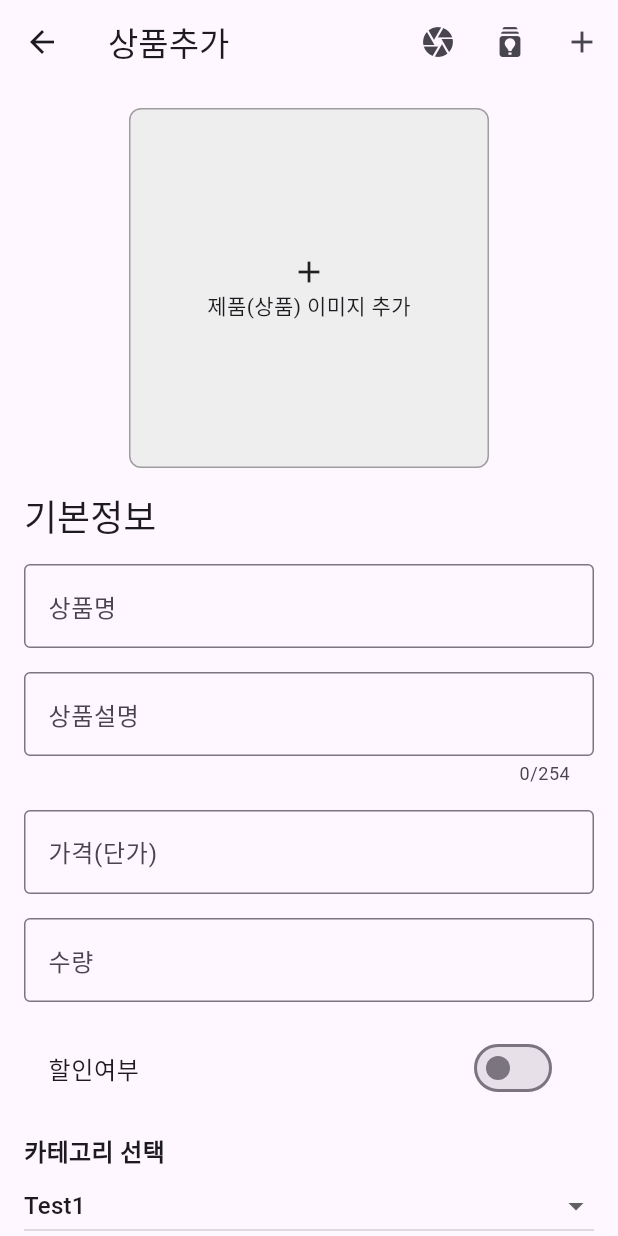
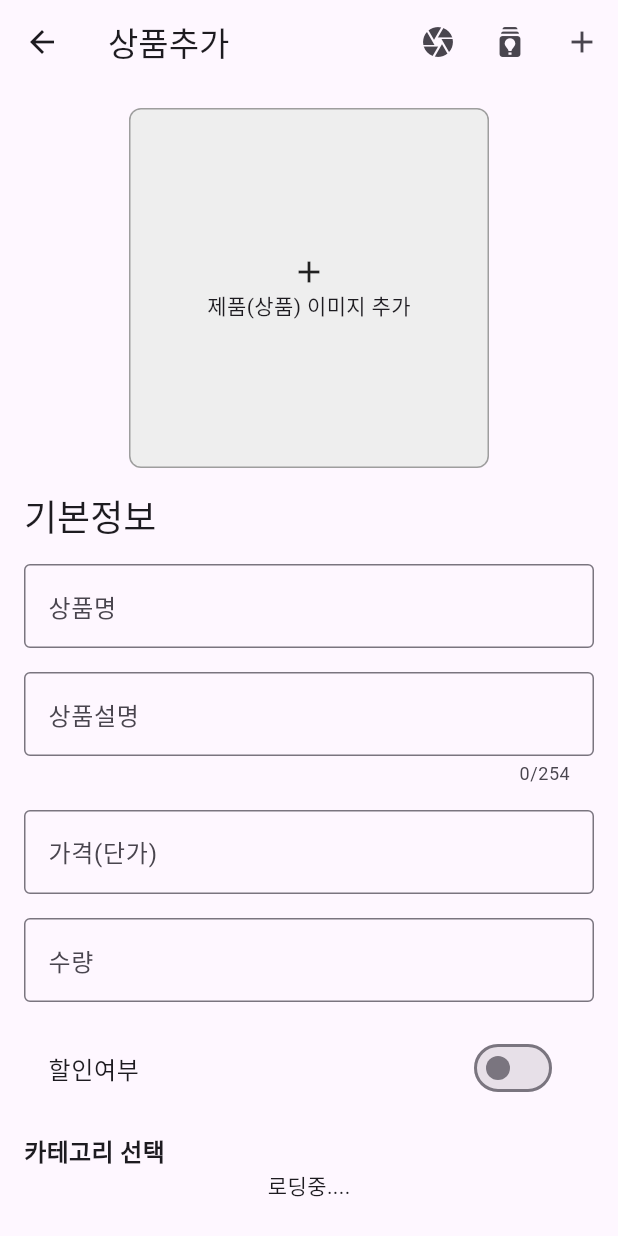
Before and after one commit to Choi-Big-Root/big_root_market, a Flutter app: the ProductAddScreen screen opened by its route, after a tap on the "add" icon, on a phone screen of 412 x 824 dp. Run offline on Flutter 3.47's test engine with Material 3 defaults, Android fonts, the phone set to English and light mode, and no system bars; our stand-ins replace camera, cloud_firestore, dots_indicator, firebase_auth, firebase_core, flutter_dotenv and 5 more; accounts and stored records are empty; generated files the repository leaves out were written again.

Commit message:
[20250402] Product_add_screen Modify
Supabase storage 이미지 업로드 기능 구현 및 firebase카테고리 목록 가져와 DropdownButton 사용해 표시.

```diff
--- a/lib/home/product_add_screen.dart
+++ b/lib/home/product_add_screen.dart
@@ -1,3 +1,4 @@
+import 'dart:io';
 import 'dart:typed_data';
 
 import 'package:big_root_market/home/camera_example.dart';
@@ -18,13 +19,11 @@ class _ProductAddScreenState extends State<ProductAddScreen> {
   final GlobalKey _formKey = GlobalKey<FormState>();
   bool _isDisCount = false;
 
-  String dropDownValue = 'test1'; //대기
-
   final db = FirebaseFirestore.instance;
   final supabase = Supabase.instance.client;
   Uint8List? imageData;
   XFile? image;
-  Category? category;
+  Category? selectedCategory;
 
   final TextEditingController titleTextEditingController =
       TextEditingController();
@@ -32,6 +31,45 @@ class _ProductAddScreenState extends State<ProductAddScreen> {
       TextEditingController();
   TextEditingController priceTextEditingController = TextEditingController();
   TextEditingController countTextEditingController = TextEditingController();
+  List<Category> categorise = [];
+
+  Future<List<Category>> _fecthCategories() async {
+    final reps = await db.collection('categories').get();
+    for (var doc in reps.docs) {
+      debugPrint(doc.get('title'));
+      debugPrint(doc.id);
+      categorise.add(
+        Category.fromJson({'title': doc.get('title'), 'docId': doc.id}),
+      );
+
+      debugPrint(categorise.toString());
+    }
+    return categorise;
+  }
+
+  Future addProduct() async {
+    if (imageData != null) {
+      final file = File(image!.path);
+      final String fileName =
+          '${DateTime.now().millisecondsSinceEpoch}_${image!.name}';
+      await supabase.storage.from('images').upload(fileName, file);
+      print(file);
+      print(fileName);
+    }
+  }
+
+  @override
+  void initState() {
+    super.initState();
+    _fecthCategories()
+        .then((_) {
+          selectedCategory = categorise.first;
+          setState(() {});
+        })
+        .catchError((e) {
+          debugPrint(e.toString());
+        });
+  }
 
   @override
   Widget build(BuildContext context) {
@@ -51,7 +89,12 @@ class _ProductAddScreenState extends State<ProductAddScreen> {
             onPressed: () {},
             icon: const Icon(Icons.batch_prediction_outlined),
           ),
-          IconButton(onPressed: () {}, icon: const Icon(Icons.add_outlined)),
+          IconButton(
+            onPressed: () {
+              addProduct();
+            },
+            icon: const Icon(Icons.add_outlined),
+          ),
         ],
       ),
       body: SingleChildScrollView(
@@ -193,25 +236,26 @@ class _ProductAddScreenState extends State<ProductAddScreen> {
                           fontWeight: FontWeight.bold,
                         ),
                       ),
-                      DropdownButton(
+                      categorise.isNotEmpty
+                          ? DropdownButton<Category>(
                             isExpanded: true,
-                        value: dropDownValue,
-                        items: const [
-                          DropdownMenuItem(
-                            value: 'test1',
-                            child: Text('Test1'),
+                            value: selectedCategory,
+                            items:
+                                categorise
+                                    .map(
+                                      (e) => DropdownMenuItem<Category>(
+                                        value: e,
+                                        child: Text('${e.title}'),
                                       ),
-                          DropdownMenuItem(
-                            value: 'test2',
-                            child: Text('Test2'),
-                          ),
-                        ],
+                                    )
+                                    .toList(),
                             onChanged: (value) {
                               setState(() {
-                            dropDownValue = value!;
+                                selectedCategory = value!;
                               });
                             },
-                      ),
+                          )
+                          : const Center(child: Text('로딩중....')),
                     ],
                   ),
                 ),
```
Lines whose indentation alone changed are shown as unchanged.
